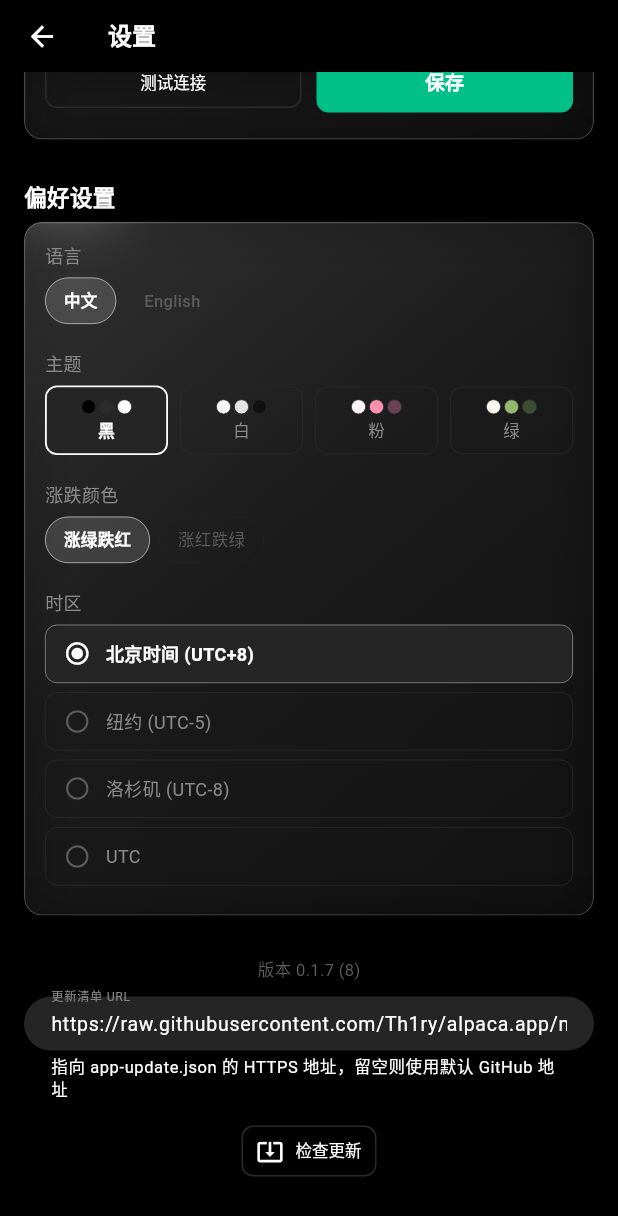
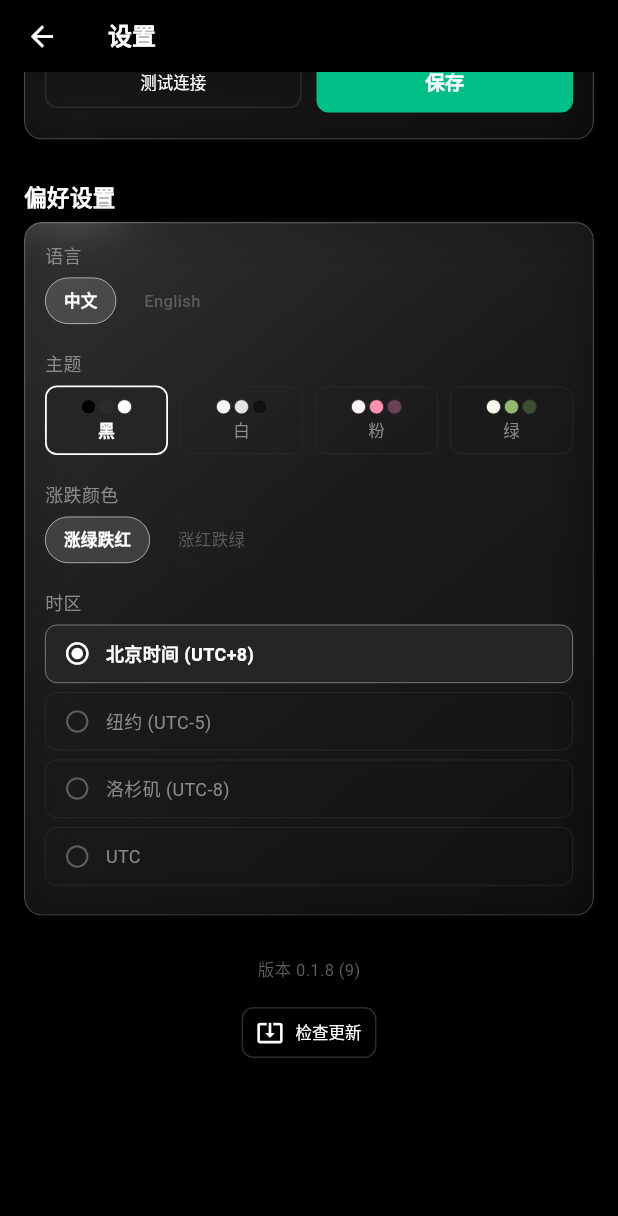
Before and after one commit to Th1ry/alpaca.app, a Flutter app: the SettingsScreen screen opened directly, scrolled down 430 dp, on a phone screen of 412 x 824 dp. Shown: the top 1216 px of the screen. Run offline on Flutter 3.47's test engine with Material 3 defaults, Android fonts, the phone set to English and light mode, and no system bars; our stand-ins replace dio, fl_chart, flutter_riverpod, package_info_plus, shared_preferences; missing offline and left inert: ota_update; accounts and stored records are empty; network calls fail; Roboto replaces fonts that are missing (Microsoft YaHei UI).

Commit message:
Release v0.1.8: fix buying power labels and OTA manifest.
购买力显示现金余额，融资购买力与交易页统一；移除设置页 OTA 地址配置。

Co-authored-by: Cursor <cursoragent@cursor.com>

```diff
--- a/mobile/lib/core/app_settings.dart
+++ b/mobile/lib/core/app_settings.dart
@@ -1,5 +1,4 @@
 import 'alpaca_config.dart';
-import 'app_update_config.dart';
 
 enum AppThemeId { black, white, pink, green }
 
@@ -35,7 +34,6 @@ class AppSettings {
     required this.pnlColorMode,
     required this.timezone,
     this.depthApiUrl = '',
-    this.updateManifestUrl = AppUpdateConfig.defaultManifestUrl,
   });
 
   final AlpacaCredentials alpaca;
@@ -47,16 +45,12 @@ class AppSettings {
   /// Optional HTTPS template for extended depth (2–5). Use `{symbol}` placeholder.
   final String depthApiUrl;
 
-  /// HTTPS URL returning app-update.json for in-app OTA.
-  final String updateManifestUrl;
-
   factory AppSettings.defaults() => AppSettings(
         alpaca: AlpacaCredentials.defaults(),
         themeId: AppThemeId.black,
         language: AppLanguage.zh,
         pnlColorMode: PnlColorMode.greenUp,
         timezone: AppTimezone.shanghai,
-        updateManifestUrl: AppUpdateConfig.defaultManifestUrl,
       );
 
   AlpacaEnv get alpacaEnv => alpacaEnvFromUrl(alpaca.apiUrl);
@@ -68,7 +62,6 @@ class AppSettings {
     PnlColorMode? pnlColorMode,
     AppTimezone? timezone,
     String? depthApiUrl,
-    String? updateManifestUrl,
   }) {
     return AppSettings(
       alpaca: alpaca ?? this.alpaca,
@@ -77,7 +70,6 @@ class AppSettings {
       pnlColorMode: pnlColorMode ?? this.pnlColorMode,
       timezone: timezone ?? this.timezone,
       depthApiUrl: depthApiUrl ?? this.depthApiUrl,
-      updateManifestUrl: updateManifestUrl ?? this.updateManifestUrl,
     );
   }
 }
--- a/mobile/lib/core/app_update_config.dart
+++ b/mobile/lib/core/app_update_config.dart
@@ -1,17 +1,14 @@
-/// In-app OTA update — manifest hosted on GitHub [releases/app-update.json].
+/// In-app OTA — edit [defaultManifestUrl] when releasing a new build.
 class AppUpdateConfig {
   AppUpdateConfig._();
 
-  /// Default manifest for this repo (also editable in Settings).
   static const defaultManifestUrl =
       'https://raw.githubusercontent.com/Th1ry/alpaca.app/main/releases/app-update.json';
 
-  /// Compile-time override; runtime [AppSettings.updateManifestUrl] takes precedence.
   static const manifestUrl = String.fromEnvironment(
     'APP_UPDATE_MANIFEST_URL',
     defaultValue: defaultManifestUrl,
   );
 
-  /// Minimum hours between automatic background checks.
   static const autoCheckIntervalHours = 6;
 }
--- a/mobile/lib/core/l10n/strings_en.dart
+++ b/mobile/lib/core/l10n/strings_en.dart
@@ -173,9 +173,7 @@ class StringsEn {
   String get updateInstalling => 'Installing — follow system prompts…';
   String get updateUpToDate => 'You are up to date';
   String get updateCheckFailed => 'Update check failed';
-  String get updateDisabled => 'Update manifest URL not configured — set it below';
-  String get updateManifestUrl => 'Update manifest URL';
-  String get updateManifestHint => 'HTTPS URL to app-update.json. Leave empty for default GitHub URL.';
+  String get updateDisabled => 'Update URL not configured';
   String updateAvailableTitle(String version) => 'Update $version available';
   String updateBanner(String version) => 'Version $version available — tap to update';
 
--- a/mobile/lib/core/l10n/strings_zh.dart
+++ b/mobile/lib/core/l10n/strings_zh.dart
@@ -170,9 +170,7 @@ class StringsZh {
   String get updateInstalling => '正在安装，请按系统提示完成…';
   String get updateUpToDate => '已是最新版本';
   String get updateCheckFailed => '检查更新失败';
-  String get updateDisabled => '未配置更新地址，请在下方填写更新清单 URL';
-  String get updateManifestUrl => '更新清单 URL';
-  String get updateManifestHint => '指向 app-update.json 的 HTTPS 地址，留空则使用默认 GitHub 地址';
+  String get updateDisabled => '未配置更新地址';
   String updateAvailableTitle(String version) => '发现新版本 $version';
   String updateBanner(String version) => '新版本 $version 可用，点击更新';
 
--- a/mobile/lib/core/strings.dart
+++ b/mobile/lib/core/strings.dart
@@ -180,8 +180,6 @@ class S {
   static String get updateUpToDate => _active.updateUpToDate;
   static String get updateCheckFailed => _active.updateCheckFailed;
   static String get updateDisabled => _active.updateDisabled;
-  static String get updateManifestUrl => _active.updateManifestUrl;
-  static String get updateManifestHint => _active.updateManifestHint;
   static String updateAvailableTitle(String version) => _active.updateAvailableTitle(version);
   static String updateBanner(String version) => _active.updateBanner(version);
 
--- a/mobile/lib/features/home/home_screen.dart
+++ b/mobile/lib/features/home/home_screen.dart
@@ -158,7 +158,7 @@ class _HomeScreenState extends ConsumerState<HomeScreen> {
                     children: [
                       OkxMiniStat(label: S.buyingPower, value: money.format(account.buyingPower)),
                       const SizedBox(width: 10),
-                      OkxMiniStat(label: S.cash, value: money.format(account.cash)),
+                      OkxMiniStat(label: S.marginBuyingPower, value: money.format(account.marginBuyingPower)),
                     ],
                   ),
                   const SizedBox(height: 20),
--- a/mobile/lib/features/portfolio/portfolio_screen.dart
+++ b/mobile/lib/features/portfolio/portfolio_screen.dart
@@ -101,7 +101,7 @@ class PortfolioScreen extends ConsumerWidget {
               children: [
                 OkxMiniStat(label: S.buyingPower, value: money.format(account.buyingPower)),
                 const SizedBox(width: 10),
-                OkxMiniStat(label: S.cash, value: money.format(account.cash)),
+                OkxMiniStat(label: S.marginBuyingPower, value: money.format(account.marginBuyingPower)),
               ],
             ),
             const SizedBox(height: 20),
--- a/mobile/lib/features/settings/settings_screen.dart
+++ b/mobile/lib/features/settings/settings_screen.dart
@@ -6,7 +6,6 @@ import 'package:package_info_plus/package_info_plus.dart';
 
 import '../../core/alpaca_config.dart';
 import '../../core/app_settings.dart';
-import '../../core/app_update_config.dart';
 
 import '../../core/strings.dart';
 
@@ -44,8 +43,6 @@ class _SettingsScreenState extends ConsumerState<SettingsScreen> {
 
   final _depthCtrl = TextEditingController();
 
-  final _updateManifestCtrl = TextEditingController();
-
   AlpacaEnv _env = AlpacaEnv.paper;
 
   var _fieldsReady = false;
@@ -77,8 +74,6 @@ class _SettingsScreenState extends ConsumerState<SettingsScreen> {
 
     _depthCtrl.dispose();
 
-    _updateManifestCtrl.dispose();
-
     super.dispose();
 
   }
@@ -98,8 +93,6 @@ class _SettingsScreenState extends ConsumerState<SettingsScreen> {
     _secretCtrl.text = s.alpaca.apiSecret;
 
     _depthCtrl.text = s.depthApiUrl;
-
-    _updateManifestCtrl.text = s.updateManifestUrl;
 
     setState(() => _fieldsReady = true);
 
@@ -365,7 +358,6 @@ class _SettingsScreenState extends ConsumerState<SettingsScreen> {
 
 
   Future<void> _checkForUpdate({bool showUpToDate = true}) async {
-    await ref.read(appSettingsProvider.notifier).saveUpdateManifestUrl(_updateManifestCtrl.text);
     final info = await ref.read(appUpdateProvider.notifier).check(respectDismiss: false);
     if (!mounted) return;
     final phase = ref.read(appUpdateProvider).phase;
@@ -761,30 +753,6 @@ class _SettingsScreenState extends ConsumerState<SettingsScreen> {
                       : '${S.appVersion} ${_packageInfo!.version} (${_packageInfo!.buildNumber})',
 
                   style: TextStyle(fontSize: 11, color: AppColors.muted2, height: 1.4),
-
-                ),
-
-                const SizedBox(height: 10),
-
-                TextField(
-
-                  controller: _updateManifestCtrl,
-
-                  decoration: InputDecoration(
-
-                    labelText: S.updateManifestUrl,
-
-                    hintText: AppUpdateConfig.defaultManifestUrl,
-
-                    helperText: S.updateManifestHint,
-
-                    helperMaxLines: 2,
-
-                  ),
-
-                  autocorrect: false,
-
-                  keyboardType: TextInputType.url,
 
                 ),
 
--- a/mobile/lib/features/trade/order_capacity_panel.dart
+++ b/mobile/lib/features/trade/order_capacity_panel.dart
@@ -48,7 +48,7 @@ class OrderCapacityPanel extends StatelessWidget {
       child: Column(
         children: [
           _CapacityRow(
-            label: S.availableCash,
+            label: S.buyingPower,
             value: acct != null ? _money.format(acct.buyingPower) : '—',
           ),
           const SizedBox(height: 6),
--- a/mobile/lib/features/trade/order_qty_utils.dart
+++ b/mobile/lib/features/trade/order_qty_utils.dart
@@ -10,7 +10,7 @@ double? computeMaxBuyQty({
   final mult = isOptionSymbol(activeSymbol) ? 100.0 : 1.0;
   final perUnit = orderPrice * mult;
   if (perUnit <= 0) return null;
-  final raw = account.buyingPower / perUnit;
+  final raw = account.marginBuyingPower / perUnit;
   if (raw <= 0) return 0;
   if (isOptionSymbol(activeSymbol)) return raw.floorToDouble();
   return (raw * 100).floorToDouble() / 100;
--- a/mobile/lib/providers/app_settings_provider.dart
+++ b/mobile/lib/providers/app_settings_provider.dart
@@ -9,8 +9,6 @@ import '../core/alpaca_config.dart';
 import '../core/app_settings.dart';
 
 import '../core/depth_api_config.dart';
-
-import '../core/app_update_config.dart';
 
 import '../core/strings.dart';
 
@@ -31,8 +29,6 @@ const _kPnlColor = 'pnl_color_mode';
 const _kTimezone = 'app_timezone';
 
 const _kDepthApiUrl = 'depth_api_url';
-
-const _kUpdateManifestUrl = 'update_manifest_url';
 
 
 
@@ -77,9 +73,6 @@ class AppSettingsNotifier extends StateNotifier<AppSettings> {
       timezone: AppTimezone.fromId(p.getString(_kTimezone)),
 
       depthApiUrl: p.getString(_kDepthApiUrl) ?? DepthApiConfig.urlTemplate,
-
-      updateManifestUrl:
-          _nonEmptyUrl(p.getString(_kUpdateManifestUrl)) ?? AppUpdateConfig.defaultManifestUrl,
 
     );
 
@@ -157,20 +150,6 @@ class AppSettingsNotifier extends StateNotifier<AppSettings> {
 
 
 
-  Future<void> saveUpdateManifestUrl(String url) async {
-
-    final p = await SharedPreferences.getInstance();
-
-    final trimmed = url.trim();
-
-    await p.setString(_kUpdateManifestUrl, trimmed);
-
-    state = state.copyWith(updateManifestUrl: trimmed.isEmpty ? AppUpdateConfig.defaultManifestUrl : trimmed);
-
-  }
-
-
-
   Future<void> updatePreferences({
 
     AppThemeId? themeId,
--- a/mobile/lib/providers/app_update_provider.dart
+++ b/mobile/lib/providers/app_update_provider.dart
@@ -1,7 +1,6 @@
 import 'package:flutter_riverpod/flutter_riverpod.dart';
 
 import '../services/app_update_service.dart';
-import 'app_settings_provider.dart';
 
 enum AppUpdateCheckPhase { idle, checking, upToDate, available, failed, disabled }
 
@@ -31,13 +30,10 @@ class AppUpdateState {
   }
 }
 
-final appUpdateServiceProvider = Provider<AppUpdateService>((ref) {
-  final url = ref.watch(appSettingsProvider).updateManifestUrl;
-  return AppUpdateService(manifestUrl: url);
-});
+final appUpdateServiceProvider = Provider<AppUpdateService>((ref) => AppUpdateService());
 
 final appUpdateProvider = StateNotifierProvider<AppUpdateNotifier, AppUpdateState>((ref) {
-  return AppUpdateNotifier(ref.watch(appUpdateServiceProvider));
+  return AppUpdateNotifier(ref.read(appUpdateServiceProvider));
 });
 
 class AppUpdateNotifier extends StateNotifier<AppUpdateState> {
--- a/mobile/lib/services/alpaca_repository.dart
+++ b/mobile/lib/services/alpaca_repository.dart
@@ -90,10 +90,8 @@ class AlpacaRepository {
     return AccountSummary(
       equity: equity,
       cash: _dbl(a['cash']),
-      buyingPower: _dbl(a['buying_power']),
-      marginBuyingPower: _dbl(a['regt_buying_power']) > 0
-          ? _dbl(a['regt_buying_power'])
-          : _dbl(a['buying_power']),
+      buyingPower: _dbl(a['cash']),
+      marginBuyingPower: _dbl(a['buying_power']),
       dailyPnl: daily,
       dailyPnlPct: last != 0 ? daily / last * 100 : 0,
     );
--- a/mobile/lib/services/app_update_service.dart
+++ b/mobile/lib/services/app_update_service.dart
@@ -80,9 +80,9 @@ class AppUpdateInstallProgress {
 }
 
 class AppUpdateService {
-  AppUpdateService({Dio? dio, String? manifestUrl})
+  AppUpdateService({Dio? dio})
       : _dio = dio ?? Dio(),
-        _manifestUrl = (manifestUrl ?? AppUpdateConfig.defaultManifestUrl).trim();
+        _manifestUrl = AppUpdateConfig.manifestUrl.trim();
 
   final Dio _dio;
   final String _manifestUrl;
--- a/mobile/pubspec.yaml
+++ b/mobile/pubspec.yaml
@@ -1,7 +1,7 @@
 name: alpaca_options_app
 description: US options trading MVP - Alpaca API
 publish_to: none
-version: 0.1.7+8
+version: 0.1.8+9
 
 environment:
   sdk: ">=3.2.0 <4.0.0"
```
Also changed, not shown: mobile/lib/models/models.dart (+4 -4 lines), releases/app-update.json (+4 -4 lines).
